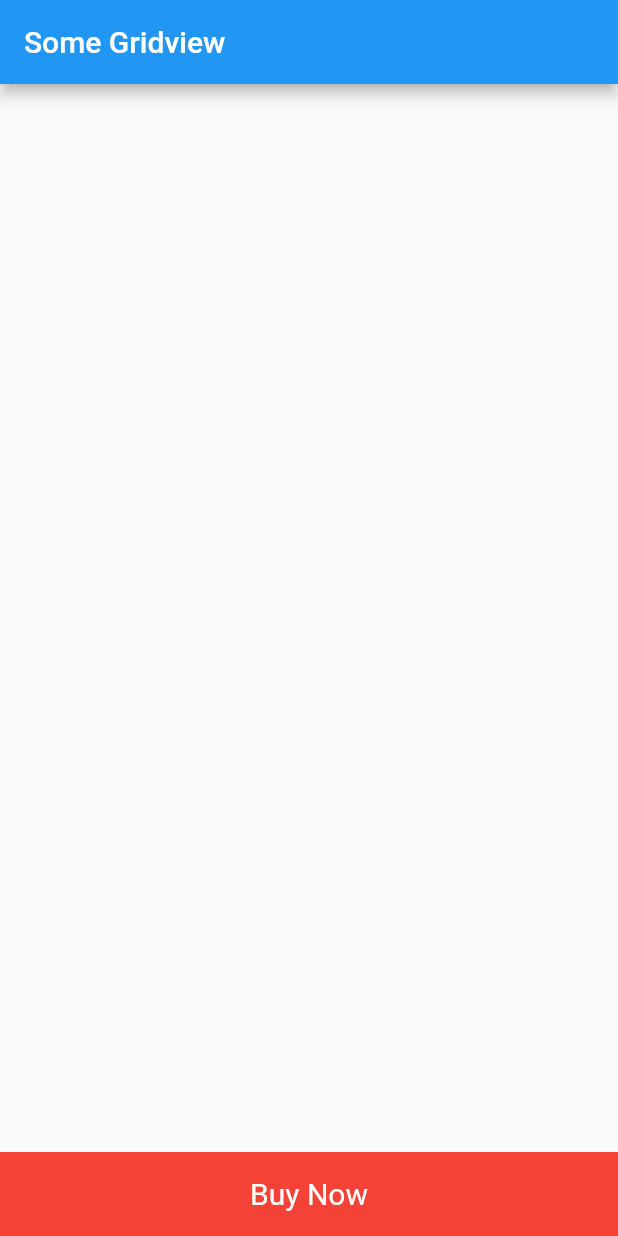
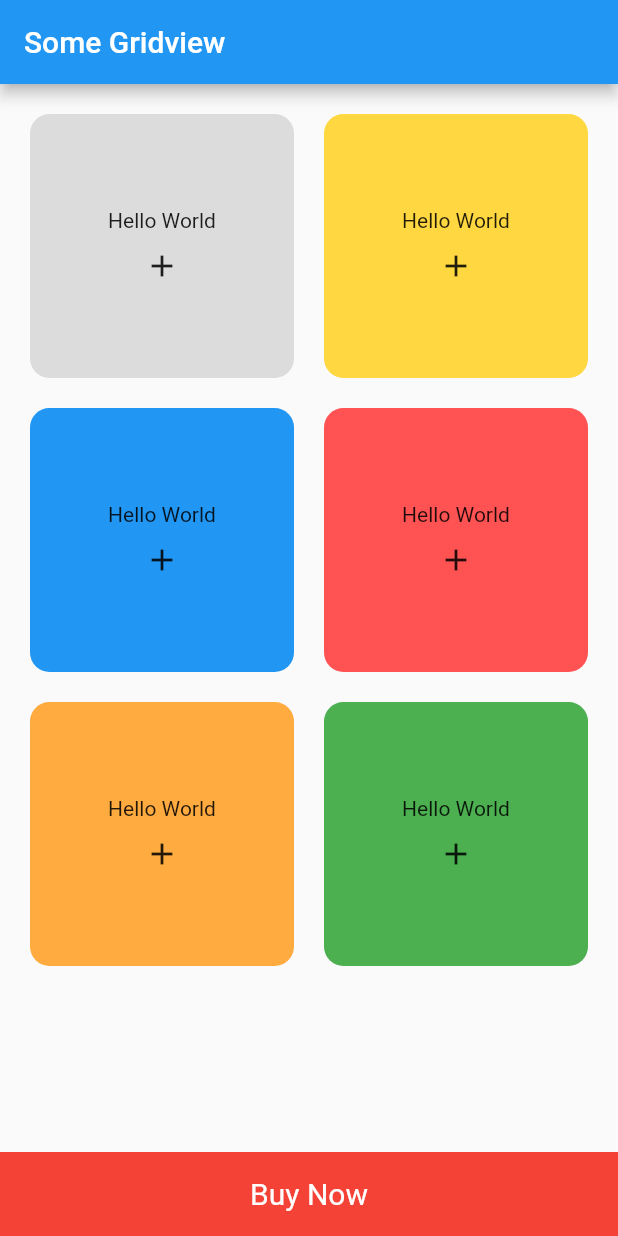
Before and after one commit to ahmerrkhan/TestCases, a Flutter app: the screen it shows after launch, on a phone screen of 412 x 824 dp. Run offline on Flutter 3.47's test engine with Material 2 defaults, Android fonts, the phone set to English and light mode, and no system bars; our stand-ins replace camera, flutter_icons; missing offline and left inert: camera_platform_interface.

Commit message:
Update landingPage.dart

```diff
--- a/just_ui/lib/landingPage.dart
+++ b/just_ui/lib/landingPage.dart
@@ -14,7 +14,7 @@ class _landingPageState extends State<landingPage> {
       ),
       body: GridView.count(
         padding: EdgeInsets.all(10.0),
-        crossAxisCount: 223,
+        crossAxisCount: 2,
         mainAxisSpacing: 0.0,
         crossAxisSpacing: 0.0,
         children: [
```
